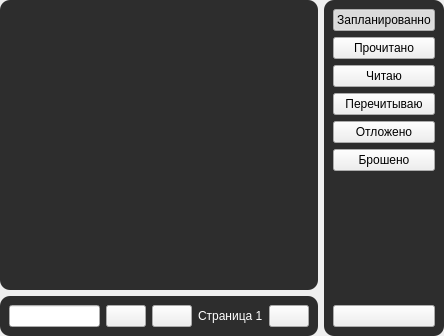
brandonzorn/Nlight, file data/ui/shikimori.ui: the form before one commit.
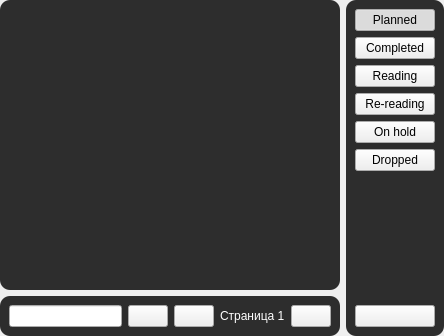
The form after the commit. Icons and pictures are not drawn.

Diff of the .ui file:
```diff
--- a/data/ui/shikimori.ui
+++ b/data/ui/shikimori.ui
@@ -183,7 +183,7 @@
          <cursorShape>PointingHandCursor</cursorShape>
         </property>
         <property name="text">
-         <string>Запланированно</string>
+         <string>Planned</string>
         </property>
         <property name="checkable">
          <bool>true</bool>
@@ -202,7 +202,7 @@
          <cursorShape>PointingHandCursor</cursorShape>
         </property>
         <property name="text">
-         <string>Прочитано</string>
+         <string>Completed</string>
         </property>
         <property name="checkable">
          <bool>true</bool>
@@ -221,7 +221,7 @@
          <cursorShape>PointingHandCursor</cursorShape>
         </property>
         <property name="text">
-         <string>Читаю</string>
+         <string>Reading</string>
         </property>
         <property name="checkable">
          <bool>true</bool>
@@ -240,7 +240,7 @@
          <cursorShape>PointingHandCursor</cursorShape>
         </property>
         <property name="text">
-         <string>Перечитываю</string>
+         <string>Re-reading</string>
         </property>
         <property name="checkable">
          <bool>true</bool>
@@ -256,7 +256,7 @@
          <cursorShape>PointingHandCursor</cursorShape>
         </property>
         <property name="text">
-         <string>Отложено</string>
+         <string>On hold</string>
         </property>
         <property name="checkable">
          <bool>true</bool>
@@ -272,7 +272,7 @@
          <cursorShape>PointingHandCursor</cursorShape>
         </property>
         <property name="text">
-         <string>Брошено</string>
+         <string>Dropped</string>
         </property>
         <property name="checkable">
          <bool>true</bool>
```
Left out of the diff: 5 changed lines with no effect on the pictures.
